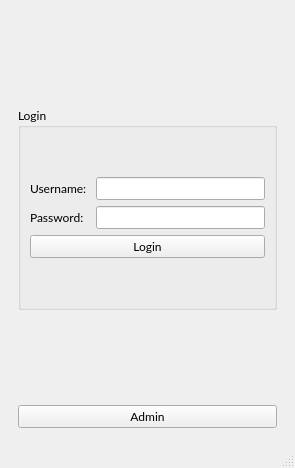
First picture: the form in Library-system-2/mainwindow.ui, repository bern023/Library-system, before the edit.
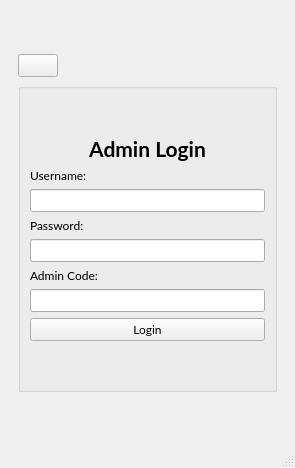
Second picture: the form after the edit. The open tabs and pages were chosen to show the change. Icons and pictures are not drawn.

Commit message: Added new page, pg edits, btn to change page, resource flder

The edit to the form file:
```diff
--- a/Library-system-2/mainwindow.ui
+++ b/Library-system-2/mainwindow.ui
@@ -19,7 +19,7 @@
    <string>MainWindow</string>
   </property>
   <widget class="QWidget" name="centralwidget">
-   <layout class="QVBoxLayout" name="verticalLayout">
+   <layout class="QHBoxLayout" name="horizontalLayout_2">
     <item>
      <widget class="QStackedWidget" name="stackedWidget">
       <property name="currentIndex">
@@ -43,10 +43,8 @@
         <item>
          <widget class="QGroupBox" name="groupBox">
           <property name="title">
-           <string>Login</string>
+           <string/>
           </property>
-          <layout class="QHBoxLayout" name="horizontalLayout_4">
-           <item>
             <layout class="QVBoxLayout" name="verticalLayout_2">
              <item>
               <spacer name="verticalSpacer">
@@ -56,13 +54,28 @@
                <property name="sizeHint" stdset="0">
                 <size>
                  <width>20</width>
-                 <height>40</height>
+               <height>24</height>
                 </size>
                </property>
               </spacer>
              </item>
              <item>
-              <layout class="QHBoxLayout" name="horizontalLayout">
+            <widget class="QLabel" name="label_3">
+             <property name="font">
+              <font>
+               <family>Lato</family>
+               <pointsize>16</pointsize>
+               <bold>true</bold>
+              </font>
+             </property>
+             <property name="text">
+              <string>Login</string>
+             </property>
+             <property name="alignment">
+              <set>Qt::AlignCenter</set>
+             </property>
+            </widget>
+           </item>
                <item>
                 <widget class="QLabel" name="label">
                  <property name="text">
@@ -73,10 +86,6 @@
                <item>
                 <widget class="QLineEdit" name="lineEdit_username"/>
                </item>
-              </layout>
-             </item>
-             <item>
-              <layout class="QHBoxLayout" name="horizontalLayout_3">
                <item>
                 <widget class="QLabel" name="label_2">
                  <property name="text">
@@ -85,6 +94,8 @@
                 </widget>
                </item>
                <item>
+            <layout class="QVBoxLayout" name="verticalLayout_4">
+             <item>
                 <widget class="QLineEdit" name="lineEdit_password"/>
                </item>
               </layout>
@@ -104,12 +115,10 @@
                <property name="sizeHint" stdset="0">
                 <size>
                  <width>20</width>
-                 <height>40</height>
+               <height>23</height>
                 </size>
                </property>
               </spacer>
-             </item>
-            </layout>
            </item>
           </layout>
          </widget>
@@ -136,7 +145,160 @@
         </item>
        </layout>
       </widget>
-      <widget class="QWidget" name="page_3"/>
+      <widget class="QWidget" name="page_2">
+       <layout class="QVBoxLayout" name="verticalLayout">
+        <item>
+         <spacer name="verticalSpacer_7">
+          <property name="orientation">
+           <enum>Qt::Vertical</enum>
+          </property>
+          <property name="sizeHint" stdset="0">
+           <size>
+            <width>20</width>
+            <height>40</height>
+           </size>
+          </property>
+         </spacer>
+        </item>
+        <item>
+         <layout class="QHBoxLayout" name="horizontalLayout">
+          <item>
+           <widget class="QPushButton" name="pushButton_bckhome">
+            <property name="styleSheet">
+             <string notr="true">image: url(:/new/icons/icons/10261335_back_player_multimedia_icon.png);</string>
+            </property>
+            <property name="text">
+             <string/>
+            </property>
+           </widget>
+          </item>
+          <item>
+           <spacer name="horizontalSpacer">
+            <property name="orientation">
+             <enum>Qt::Horizontal</enum>
+            </property>
+            <property name="sizeHint" stdset="0">
+             <size>
+              <width>40</width>
+              <height>20</height>
+             </size>
+            </property>
+           </spacer>
+          </item>
+         </layout>
+        </item>
+        <item>
+         <widget class="QGroupBox" name="groupBox_2">
+          <property name="title">
+           <string/>
+          </property>
+          <layout class="QVBoxLayout" name="verticalLayout_7">
+           <item>
+            <spacer name="verticalSpacer_5">
+             <property name="orientation">
+              <enum>Qt::Vertical</enum>
+             </property>
+             <property name="sizeHint" stdset="0">
+              <size>
+               <width>20</width>
+               <height>40</height>
+              </size>
+             </property>
+            </spacer>
+           </item>
+           <item>
+            <widget class="QLabel" name="label_4">
+             <property name="font">
+              <font>
+               <family>Lato</family>
+               <pointsize>16</pointsize>
+               <bold>true</bold>
+              </font>
+             </property>
+             <property name="text">
+              <string>Admin Login</string>
+             </property>
+             <property name="alignment">
+              <set>Qt::AlignCenter</set>
+             </property>
+            </widget>
+           </item>
+           <item>
+            <widget class="QLabel" name="label_5">
+             <property name="text">
+              <string>Username: </string>
+             </property>
+            </widget>
+           </item>
+           <item>
+            <widget class="QLineEdit" name="lineEdit_username_2"/>
+           </item>
+           <item>
+            <widget class="QLabel" name="label_6">
+             <property name="text">
+              <string>Password:  </string>
+             </property>
+            </widget>
+           </item>
+           <item>
+            <layout class="QVBoxLayout" name="verticalLayout_6">
+             <item>
+              <widget class="QLineEdit" name="lineEdit_password_2"/>
+             </item>
+            </layout>
+           </item>
+           <item>
+            <layout class="QVBoxLayout" name="verticalLayout_5">
+             <item>
+              <widget class="QLabel" name="label_7">
+               <property name="text">
+                <string>Admin Code:</string>
+               </property>
+              </widget>
+             </item>
+             <item>
+              <widget class="QLineEdit" name="lineEdit"/>
+             </item>
+            </layout>
+           </item>
+           <item>
+            <widget class="QPushButton" name="pushButton_3">
+             <property name="text">
+              <string>Login</string>
+             </property>
+            </widget>
+           </item>
+           <item>
+            <spacer name="verticalSpacer_6">
+             <property name="orientation">
+              <enum>Qt::Vertical</enum>
+             </property>
+             <property name="sizeHint" stdset="0">
+              <size>
+               <width>20</width>
+               <height>40</height>
+              </size>
+             </property>
+            </spacer>
+           </item>
+          </layout>
+         </widget>
+        </item>
+        <item>
+         <spacer name="verticalSpacer_8">
+          <property name="orientation">
+           <enum>Qt::Vertical</enum>
+          </property>
+          <property name="sizeHint" stdset="0">
+           <size>
+            <width>20</width>
+            <height>40</height>
+           </size>
+          </property>
+         </spacer>
+        </item>
+       </layout>
+      </widget>
      </widget>
     </item>
    </layout>
```
Left out of the diff: 4 changed lines with no effect on the pictures. Lines whose indentation alone changed are shown as unchanged. The commit also changes 4 other files.
